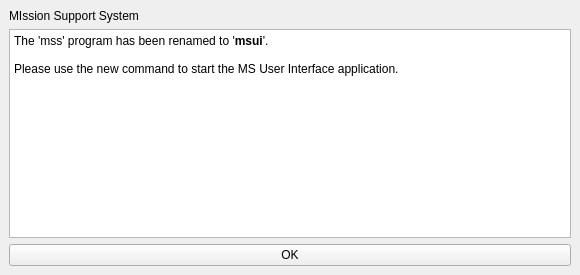
First picture: the form in mslib/msui/ui/ui_mss_rename_message.ui, repository Open-MSS/MSS, before the edit.
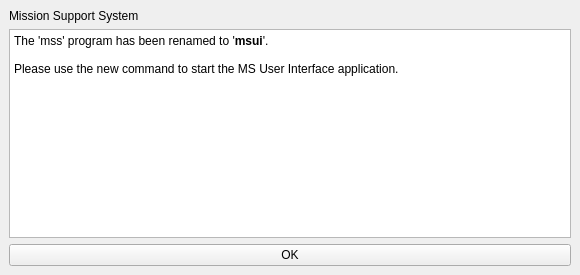
Second picture: the form after the edit.

Patch:
```diff
--- a/mslib/msui/ui/ui_mss_rename_message.ui
+++ b/mslib/msui/ui/ui_mss_rename_message.ui
@@ -18,7 +18,7 @@
     <item>
      <widget class="QLabel" name="label">
       <property name="text">
-       <string>MIssion Support System</string>
+       <string>Mission Support System</string>
       </property>
      </widget>
     </item>
```
